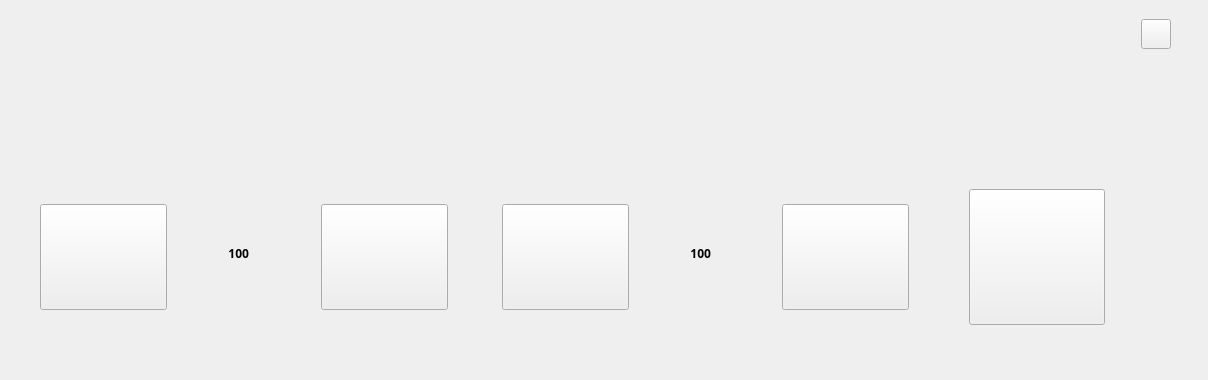
1xiaosongz/IABPUI, file ui/inflation_deflation_timing.ui: the form before one commit.
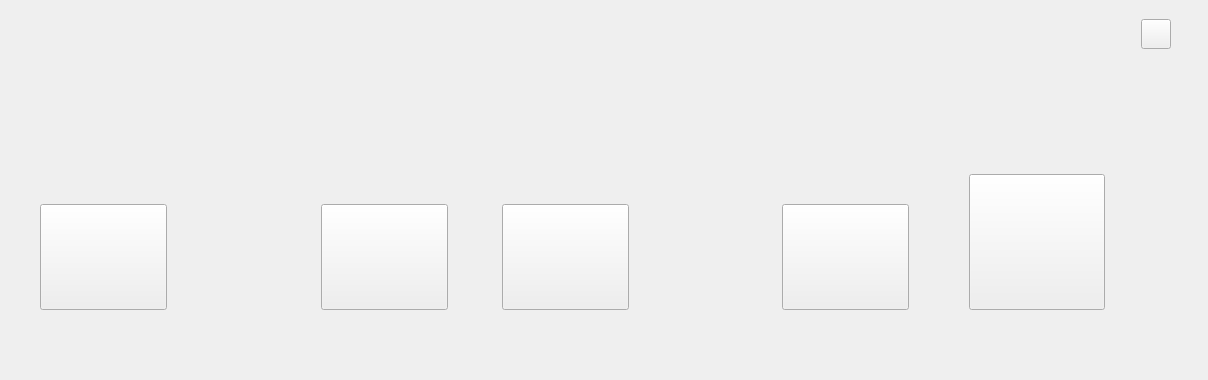
The form after the commit. Icons and pictures are not drawn.

Commit message: 第七次修改QSS,修改添加StatusBar的未辅助，修改Inflation_Deflation_Timing背景图，触发模式添加禁用图片，动脉添加4个Label

```diff
--- a/ui/inflation_deflation_timing.ui
+++ b/ui/inflation_deflation_timing.ui
@@ -160,7 +160,7 @@
    <property name="geometry">
     <rect>
      <x>969</x>
-     <y>189</y>
+     <y>174</y>
      <width>136</width>
      <height>136</height>
     </rect>
@@ -209,7 +209,7 @@
     </font>
    </property>
    <property name="text">
-    <string>100</string>
+    <string/>
    </property>
    <property name="alignment">
     <set>Qt::AlignRight|Qt::AlignTrailing|Qt::AlignVCenter</set>
@@ -244,7 +244,7 @@
     </font>
    </property>
    <property name="text">
-    <string>100</string>
+    <string/>
    </property>
    <property name="alignment">
     <set>Qt::AlignRight|Qt::AlignTrailing|Qt::AlignVCenter</set>
```
The commit also changes 36 other files.
